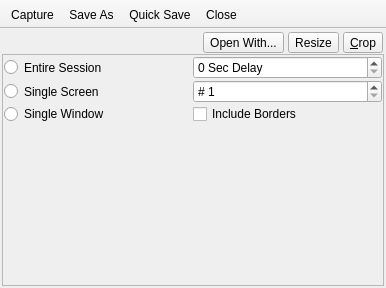
Qt form src-qt5/desktop-utils/lumina-screenshot/MainUI.ui (lumina-desktop/lumina) before a commit.
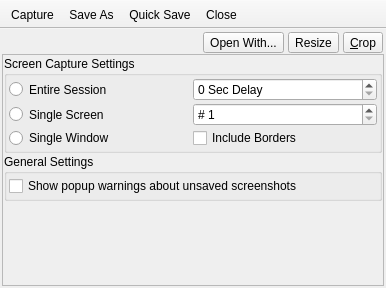
The same form after that commit. The open tabs and pages were chosen to show the change.

Commit message: Add a check/warning when closing the screenshot tool when the current screenshot has not been saved to disk yet. Also add an option to the settings tab to turn off that popup warning as desired.

```diff
--- a/src-qt5/desktop-utils/lumina-screenshot/MainUI.ui
+++ b/src-qt5/desktop-utils/lumina-screenshot/MainUI.ui
@@ -244,6 +244,27 @@
            <enum>QLayout::SetMinimumSize</enum>
           </property>
           <item>
+           <widget class="QGroupBox" name="groupBox">
+            <property name="title">
+             <string>Screen Capture Settings</string>
+            </property>
+            <layout class="QVBoxLayout" name="verticalLayout">
+             <property name="spacing">
+              <number>2</number>
+             </property>
+             <property name="leftMargin">
+              <number>2</number>
+             </property>
+             <property name="topMargin">
+              <number>2</number>
+             </property>
+             <property name="rightMargin">
+              <number>2</number>
+             </property>
+             <property name="bottomMargin">
+              <number>2</number>
+             </property>
+             <item>
            <layout class="QHBoxLayout" name="horizontalLayout">
             <property name="spacing">
              <number>0</number>
@@ -359,6 +380,40 @@
              </widget>
             </item>
            </layout>
+             </item>
+            </layout>
+           </widget>
+          </item>
+          <item>
+           <widget class="QGroupBox" name="groupBox_2">
+            <property name="title">
+             <string>General Settings</string>
+            </property>
+            <layout class="QVBoxLayout" name="verticalLayout_7">
+             <property name="spacing">
+              <number>2</number>
+             </property>
+             <property name="leftMargin">
+              <number>2</number>
+             </property>
+             <property name="topMargin">
+              <number>2</number>
+             </property>
+             <property name="rightMargin">
+              <number>2</number>
+             </property>
+             <property name="bottomMargin">
+              <number>2</number>
+             </property>
+             <item>
+              <widget class="QCheckBox" name="check_show_popups">
+               <property name="text">
+                <string>Show popup warnings about unsaved screenshots</string>
+               </property>
+              </widget>
+             </item>
+            </layout>
+           </widget>
           </item>
           <item>
            <spacer name="verticalSpacer">
```
Lines whose indentation alone changed are shown as unchanged. The commit also changes 2 other files.
